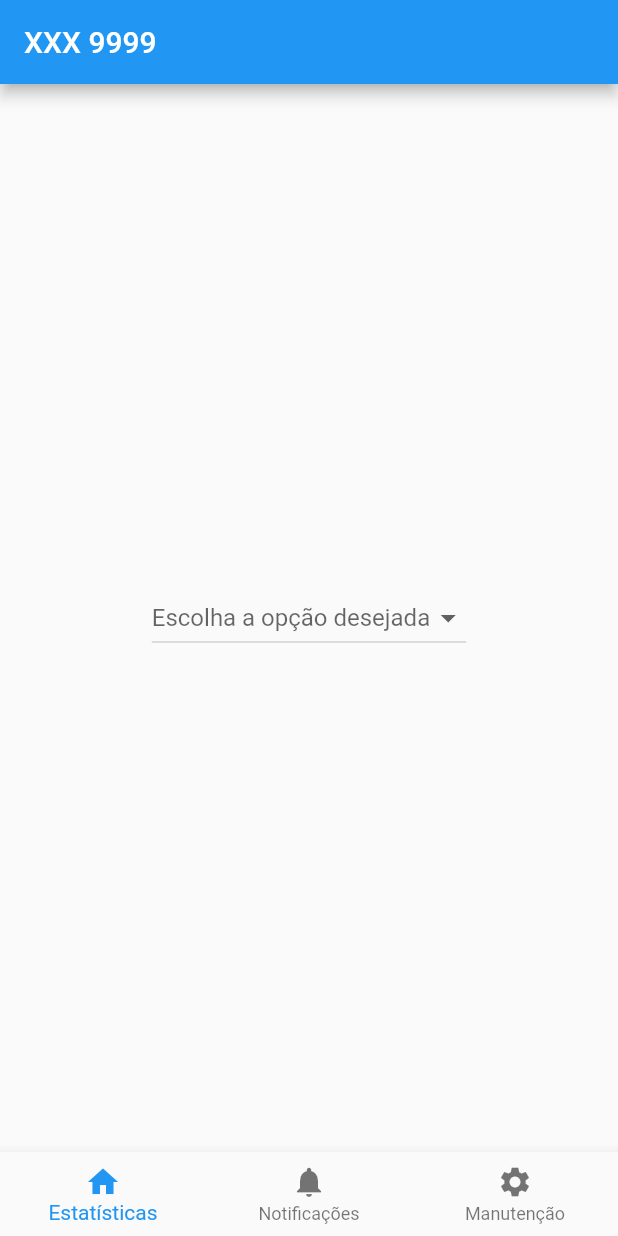
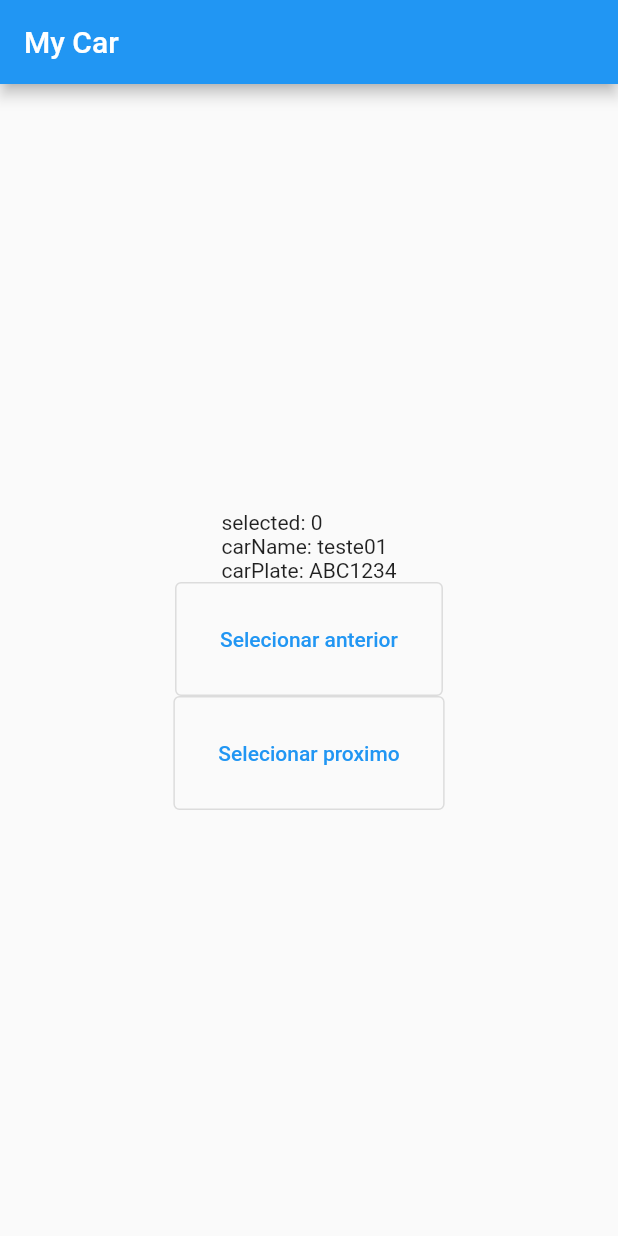
Before and after one commit to GomideLeo/grupo-do-carro, a Flutter app: the screen it shows after launch, on a phone screen of 412 x 824 dp. Run offline on Flutter 3.47's test engine with Material 2 defaults, Android fonts, the phone set to English and light mode, and no system bars; our stand-ins replace flutter_svg.

Commit message:
Building main with global data (problems with updates)

```diff
--- a/gupo_carro/lib/main.dart
+++ b/gupo_carro/lib/main.dart
@@ -1,152 +1,63 @@
 import 'package:flutter/material.dart';
 import 'package:flutter/cupertino.dart';
-import 'package:gupo_carro/gasolina/postosPerto.dart';
 import 'package:gupo_carro/model/CarModel.dart';
-import 'package:gupo_carro/model/GasPriceModel.dart';
-import 'package:gupo_carro/model/OdometerModel.dart';
-import 'package:gupo_carro/model/PostoModel.dart';
+import 'package:gupo_carro/shared/AppData.dart';
 import 'package:gupo_carro/shared/CadastroVeiculo.dart';
-import 'package:gupo_carro/shared/SelecionarServico.dart';
-
-import 'model/GasStatsModel.dart';
+import 'package:gupo_carro/shared/SelecionarCarro.dart';
+import 'package:gupo_carro/views/HomePage.dart';
 
 void main() {
-  runApp(MyApp());
+  runApp(const App());
 }
 
-class MyApp extends StatelessWidget {
-  CarModel car = CarModel(
-      nickname: "teste",
-      photo: "https://source.unsplash.com/collection/31212027",
-      plate: "ABC1234",
-      odometer: OdometerModel(value: 50000),
-      gasStats: [
-        GasStatsModel(gasType: "Gasolina", rate: 10),
-        GasStatsModel(gasType: "Etanol", rate: 8.5)
-      ]);
+class App extends StatefulWidget {
+  const App({Key? key}) : super(key: key);
 
-  List<PostoModel> postos = [
-    PostoModel(image: "ipiranga.jpg", gasPrices: [
-      GasPriceModel(gasType: "Gasolina", value: 5.7),
-      GasPriceModel(gasType: "Etanol", value: 5.2)
-    ]),
-    PostoModel(image: "petrobras.jpg", gasPrices: [
-      GasPriceModel(gasType: "Gasolina", value: 5.8),
-      GasPriceModel(gasType: "Etanol", value: 5.4)
-    ])
-  ];
+  @override
+  AppState createState() => AppState();
+}
 
-  // This widget is the root of your application.
+class AppState extends State<App> {
+  int selected = -1;
+  List<CarModel> carList = List<CarModel>.empty();
+
+  _get() async {
+    var res = 'Resposta do back end';//await http.get('request URL');
+    // tratamento dados back end
+    // seta dados para serem utilizados
+    setState(() => selected = -1);
+    setState(() => carList = List<CarModel>.empty());
+  }
+
+  @override
+  void initState() {
+    super.initState();
+    _get();
+  }
+
   @override
   Widget build(BuildContext context) {
-    return MaterialApp(
-      title: 'Flutter Demo',
-      theme: ThemeData(
-        // This is the theme of your application.
-        //
-        // Try running your application with "flutter run". You'll see the
-        // application has a blue toolbar. Then, without quitting the app, try
-        // changing the primarySwatch below to Colors.green and then invoke
-        // "hot reload" (press "r" in the console where you ran "flutter run",
-        // or simply save your changes to "hot reload" in a Flutter IDE).
-        // Notice that the counter didn't reset back to zero; the application
-        // is not restarted.
-        primarySwatch: Colors.blue,
-      ),
-      // home: PostosPerto(
-      //   postos: postos,
-      //   gasTypes: const ["Gasolina", "Etanol"],
-      //   car: car,
-      // ),
-      // home: CadastroVeiculo()
-      home: SelecionarServico()
-
-      // home: CarData(car),
+    return AppData(
+      selected: -1,
+      carList: List<CarModel>.empty(),
+      child: const IntermediateApp(),
     );
   }
 }
 
-class MyHomePage extends StatefulWidget {
-  const MyHomePage({Key? key, required this.title}) : super(key: key);
-
-  // This widget is the home page of your application. It is stateful, meaning
-  // that it has a State object (defined below) that contains fields that affect
-  // how it looks.
-
-  // This class is the configuration for the state. It holds the values (in this
-  // case the title) provided by the parent (in this case the App widget) and
-  // used by the build method of the State. Fields in a Widget subclass are
-  // always marked "final".
-
-  final String title;
-
-  @override
-  State<MyHomePage> createState() => _MyHomePageState();
-}
-
-class _MyHomePageState extends State<MyHomePage> {
-  int _counter = 0;
-
-  void _incrementCounter() {
-    setState(() {
-      // This call to setState tells the Flutter framework that something has
-      // changed in this State, which causes it to rerun the build method below
-      // so that the display can reflect the updated values. If we changed
-      // _counter without calling setState(), then the build method would not be
-      // called again, and so nothing would appear to happen.
-      _counter++;
-    });
-  }
+class IntermediateApp extends StatelessWidget {
+  const IntermediateApp({Key? key}) : super(key: key);
 
   @override
   Widget build(BuildContext context) {
-    // This method is rerun every time setState is called, for instance as done
-    // by the _incrementCounter method above.
-    //
-    // The Flutter framework has been optimized to make rerunning build methods
-    // fast, so that you can just rebuild anything that needs updating rather
-    // than having to individually change instances of widgets.
-    return Scaffold(
-      appBar: AppBar(
-        // Here we take the value from the MyHomePage object that was created by
-        // the App.build method, and use it to set our appbar title.
-        title: Text(widget.title),
-      ),
-      body: Center(
-        // Center is a layout widget. It takes a single child and positions it
-        // in the middle of the parent.
-        child: Column(
-          // Column is also a layout widget. It takes a list of children and
-          // arranges them vertically. By default, it sizes itself to fit its
-          // children horizontally, and tries to be as tall as its parent.
-          //
-          // Invoke "debug painting" (press "p" in the console, choose the
-          // "Toggle Debug Paint" action from the Flutter Inspector in Android
-          // Studio, or the "Toggle Debug Paint" command in Visual Studio Code)
-          // to see the wireframe for each widget.
-          //
-          // Column has various properties to control how it sizes itself and
-          // how it positions its children. Here we use mainAxisAlignment to
-          // center the children vertically; the main axis here is the vertical
-          // axis because Columns are vertical (the cross axis would be
-          // horizontal).
-          mainAxisAlignment: MainAxisAlignment.center,
-          children: <Widget>[
-            const Text(
-              'You have pushed the button this many times:',
-            ),
-            Text(
-              '$_counter',
-              style: Theme.of(context).textTheme.headline4,
-            ),
-          ],
-        ),
-      ),
-      floatingActionButton: FloatingActionButton(
-        onPressed: _incrementCounter,
-        tooltip: 'Increment',
-        child: const Icon(Icons.add),
-      ), // This trailing comma makes auto-formatting nicer for build methods.
+    return MaterialApp(
+      title: 'Meus Carros',
+      initialRoute: '/',
+      routes: {
+        '/': (context) => const HomePage(),
+        '/car/select': (context) => SelecionarCarro(),
+        '/car/register': (context) => const CadastroVeiculo(),
+      },
     );
   }
 }
--- /dev/null
+++ b/gupo_carro/lib/shared/AppData.dart
@@ -0,0 +1,91 @@
+
+import 'package:flutter/cupertino.dart';
+import 'package:flutter/material.dart';
+import 'package:gupo_carro/model/CarModel.dart';
+import 'package:gupo_carro/model/GasStatsModel.dart';
+import 'package:gupo_carro/model/OdometerModel.dart';
+// import 'package:gupo_carro/views/HomePage.dart';
+
+class AppData extends InheritedWidget {
+   int selected = 0;
+  final List<CarModel> carList = [CarModel(
+      nickname: "teste01",
+      photo: "https://source.unsplash.com/collection/31212027",
+      plate: "ABC1234",
+      odometer: OdometerModel(value: 50000),
+      gasStats: [
+        GasStatsModel(gasType: "Gasolina", rate: 10),
+        GasStatsModel(gasType: "Etanol", rate: 8.5)
+      ]),
+      CarModel(
+        nickname: "teste02",
+        photo: "https://source.unsplash.com/collection/31212027",
+        plate: "DEF5678",
+        odometer: OdometerModel(value: 32600),
+        gasStats: [
+          GasStatsModel(gasType: "Gasolina", rate: 9),
+          GasStatsModel(gasType: "Etanol", rate: 7.8)
+      ]),
+      CarModel(
+        nickname: "teste03",
+        photo: "https://source.unsplash.com/collection/31212027",
+        plate: "GHI3456",
+        odometer: OdometerModel(value: 22500),
+        gasStats: [
+          GasStatsModel(gasType: "Gasolina", rate: 12),
+          GasStatsModel(gasType: "Etanol", rate: 9)
+      ]),
+  ];
+
+  AppData({
+    Key? key,
+    required child,
+    required selected,
+    required carList,
+  }) : super(key: key, child: child);
+
+  void chooseCar(int selection) {
+    if (selection < 0 || selection >= carList.length) {
+      selected = selection;
+    }
+  }
+
+  static AppData of(BuildContext context) {
+    return context.dependOnInheritedWidgetOfExactType<AppData>()!;
+  }
+
+  @override
+  bool updateShouldNotify(AppData oldWidget) {
+    if (carList.length != oldWidget.carList.length) return true;
+    for (int i = 0 ; i < carList.length; i++) {
+      if (carList[i] != oldWidget.carList[i]) return true;
+    }
+    return selected != oldWidget.selected;
+  }
+}
+
+// class App extends StatefulWidget {
+//   @override
+//   AppState createState() => AppState();
+// }
+//
+// class AppState extends State<App> {
+//   @override
+//   Widget build(BuildContext context) {
+//     return const AppData(
+//       child: IntermediateApp(),
+//     );
+//   }
+// }
+//
+// class IntermediateApp extends StatelessWidget {
+//   const IntermediateApp({Key? key}) : super(key: key);
+//
+//   @override
+//   Widget build(BuildContext context) {
+//     final AppData? appData = AppData.of(context);
+//     return Scaffold(
+//         body: HomePage()
+//     );
+//   }
+// }
--- a/gupo_carro/lib/shared/CarData.dart
+++ b/gupo_carro/lib/shared/CarData.dart
@@ -1,4 +1,4 @@
-import 'dart:html';
+// import 'dart:html';
 
 import 'package:flutter/cupertino.dart';
 import 'package:flutter/material.dart';
--- a/gupo_carro/lib/shared/SelecionarServico.dart
+++ b/gupo_carro/lib/shared/SelecionarServico.dart
@@ -6,8 +6,6 @@ class SelecionarServico extends StatelessWidget {
     'Óleo',
     'Gasolina',
     'Álcool',
-    'Óleo',
-    'Óleo',
   ];
 
   SelecionarServico({Key? key}) : super(key: key);
@@ -49,8 +47,6 @@ class _MyHomePageState extends State<MyHomePage> {
       'Óleo',
       'Gasolina',
       'Álcool',
-      'Óleo',
-      'Óleo',
     ];
 
     return Scaffold(
@@ -76,6 +72,8 @@ class _MyHomePageState extends State<MyHomePage> {
           );
         },
       )),
+
+
       bottomNavigationBar: BottomNavigationBar(
         items: [
           BottomNavigationBarItem(
--- /dev/null
+++ b/gupo_carro/lib/views/HomePage.dart
@@ -0,0 +1,64 @@
+import 'package:flutter/material.dart';
+import 'package:gupo_carro/model/CarModel.dart';
+import 'package:gupo_carro/shared/CarData.dart';
+import 'package:gupo_carro/shared/AppData.dart';
+import 'package:gupo_carro/shared/SelecionarServico.dart';
+
+class HomePage extends StatelessWidget {
+  const HomePage({Key? key, }) : super(key: key);
+
+  @override
+  Widget build(BuildContext context) {
+    AppData appData = AppData.of(context);
+
+    // verificação de primeiro login
+    // if (appData!.carList.isEmpty) {
+    //   Navigator.pushNamed(context, '/car/register');
+    // }
+    // else if (appData!.selected < 0) {
+    //   Navigator.pushNamed(context, '/car/select');
+    // }
+
+    CarModel selectedCar = appData.carList[appData.selected];
+
+    return Scaffold(
+      appBar: AppBar(
+        title: const Text("My Car"),
+      ),
+      body: Center(
+        child: Column(
+          mainAxisAlignment: MainAxisAlignment.center,
+          children: <Widget>[
+            Text('selected: ${appData.selected}\ncarName: ${selectedCar.nickname}\ncarPlate: ${selectedCar.plate}'),
+            // SelecionarServico(),
+            OutlinedButton(
+              onPressed: (() {
+                int newSelection = appData.selected-1;
+                appData.chooseCar(newSelection);
+                selectedCar = appData.carList[newSelection];
+              }),
+              child: const Text("Selecionar anterior"),
+              style: ButtonStyle(
+                padding: MaterialStateProperty.all<EdgeInsets>(
+                    const EdgeInsets.all(30.0)),
+              ),
+            ),
+            OutlinedButton(
+              onPressed: (() {
+                int newSelection = appData.selected+1;
+                appData.chooseCar(newSelection);
+                selectedCar = appData.carList[newSelection];
+              }),
+              child: const Text("Selecionar proximo"),
+              style: ButtonStyle(
+                padding: MaterialStateProperty.all<EdgeInsets>(
+                    const EdgeInsets.all(30.0)),
+              ),
+            ),
+            // CarData(selectedCar),
+          ],
+        ),
+      ),
+    );
+  }
+}
```
Also changed, not shown: gupo_carro/lib/shared/CadastroVeiculo.dart (+5 -4 lines), gupo_carro/lib/shared/SelecionarCarro.dart (added, +49 -0 lines), gupo_carro/lib/views/LogInPage.dart (added, +62 -0 lines).
